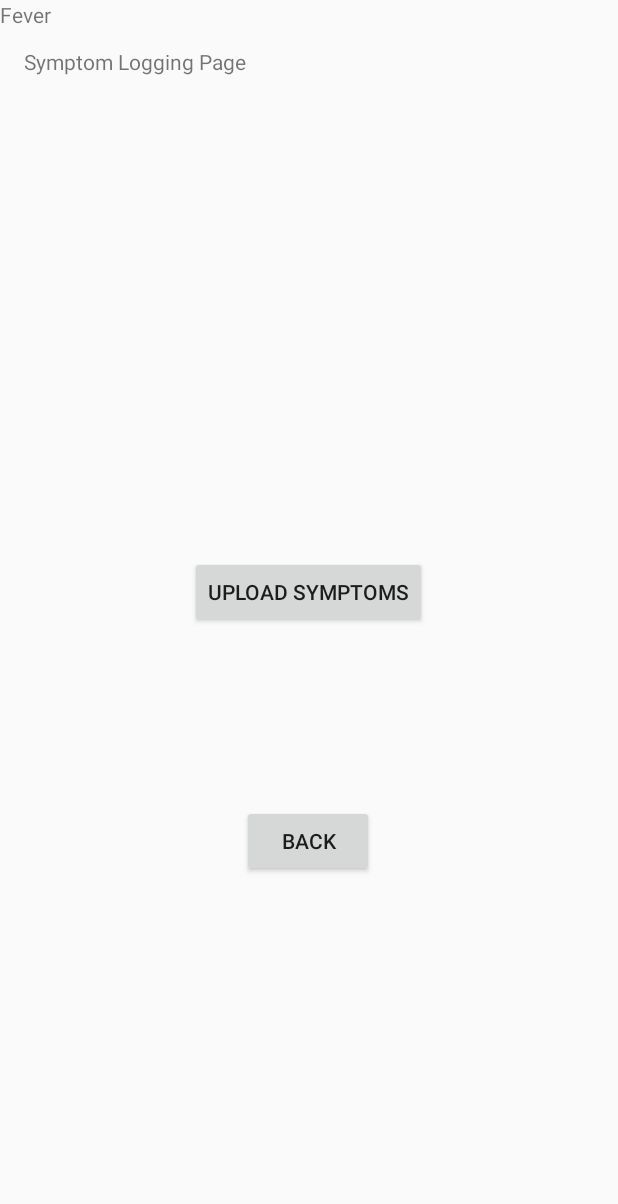
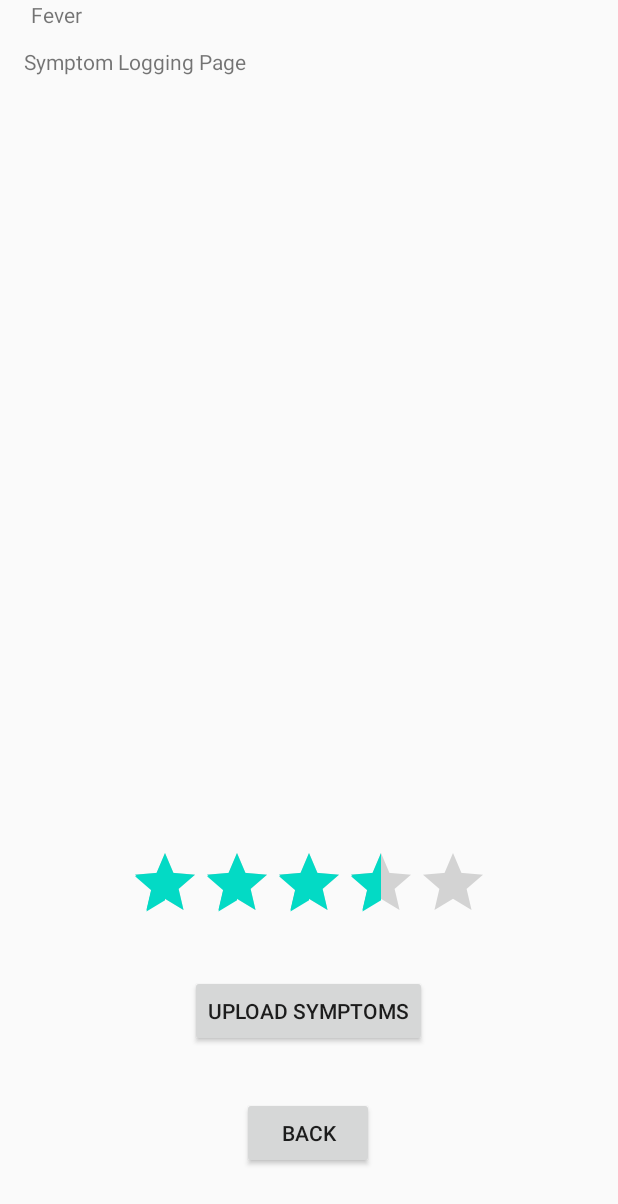
Before and after one commit to aOlmo/android-projects, an Android app: the screen it shows after launch (SymptomsActivity), after a tap on "UPLOAD SIGNS", on a phone screen of 412 x 824 dp. Shown: the top 1204 px of the screen. Run offline under Robolectric (Android 15) with nearby library versions, the phone set to English and light mode, and no system bars; libraries missing offline, so code that uses them is left out: com.arthenica.mobileffmpeg; 3 other taps on this screen came first.

Commit message:
[a1]: Work towards star rating implementation

```diff
--- a/Assignment1/app/src/main/AndroidManifest.xml
+++ b/Assignment1/app/src/main/AndroidManifest.xml
@@ -26,9 +26,11 @@
                 <category android:name="android.intent.category.LAUNCHER" />
             </intent-filter>
         </activity>
+
         <activity android:name=".SymptomsActivity">
 
         </activity>
+
     </application>
 
 </manifest>
--- a/Assignment1/app/src/main/java/com/example/assignment1/SymptomsActivity.java
+++ b/Assignment1/app/src/main/java/com/example/assignment1/SymptomsActivity.java
@@ -3,17 +3,42 @@ package com.example.assignment1;
 import android.app.Activity;
 import android.content.Intent;
 import android.os.Bundle;
+import android.view.LayoutInflater;
 import android.view.MenuItem;
 import android.view.View;
 import android.widget.Button;
 import android.widget.PopupMenu;
-import android.widget.Toast;
+import android.widget.RatingBar;
+import android.widget.TextView;
+
+import androidx.appcompat.app.AppCompatActivity;
+
+import java.util.Arrays;
 
 
 public class SymptomsActivity extends Activity implements PopupMenu.OnMenuItemClickListener {
 
     DatabaseHelper db;
+    float[] arraySymptoms = new float[symptoms.values().length];
+    String[] arraySymptomsNames = {"Nausea", "Headache", "Diarrhea", "Soar Throat", "Fever",
+            "Muscle Ache", "Loss of Smell or Taste", "Cough", "Shortness of Breath", "Feeling Tired"};
 
+
+
+    enum symptoms {
+        NAUSEA,HEADACHE,DIARRHEA,
+        SOAR_THROAT,FEVER,MUSCLE_ACHE,
+        LOSS_SMELL_TASTE,COUGH,SHORTNESS_BREATH,TIRED
+    }
+
+    private int curSymptomID;
+    private float curStarRating;
+    private boolean changed; // Flag to know if there was any user input
+
+    public SymptomsActivity(){
+        Arrays.fill(arraySymptoms, 0);
+        changed = false;
+    }
 
     protected void onCreate(Bundle savedInstanceState) {
         db = new DatabaseHelper(this);
@@ -49,11 +74,21 @@ public class SymptomsActivity extends Activity implements PopupMenu.OnMenuItemCl
 
     @Override
     public boolean onMenuItemClick(MenuItem item){
-        switch (item.getItemId()){
-            case R.id.item1:
-                Toast.makeText(this, "Item 1 clicked", Toast.LENGTH_SHORT).show();
-            default:
-                return false;
-        }
+        TextView textSymptoms = (TextView) findViewById(R.id.TextSymptom);
+        textSymptoms.setText(item.getTitle());
+        curSymptomID = Arrays.asList(arraySymptomsNames).indexOf(item.getTitle());
+        changed = true;
+        return false;
     }
+
+    public void changeCurStarRating(View view) {
+        RatingBar ratingBar = (RatingBar) findViewById(R.id.ratingBar1);
+        changed = true;
+        curStarRating = ratingBar.getRating();
+    }
+
+    public void saveSymptomsToDB(View view) {
+        return;
+    }
+
 }
--- a/Assignment1/app/src/main/res/layout/symptoms_logging_page.xml
+++ b/Assignment1/app/src/main/res/layout/symptoms_logging_page.xml
@@ -5,6 +5,18 @@
     xmlns:tools="http://schemas.android.com/tools"
     android:layout_width="match_parent"
     android:layout_height="match_parent">
+
+    <RatingBar
+        android:id="@+id/ratingBar1"
+        android:layout_width="wrap_content"
+        android:layout_height="wrap_content"
+        android:layout_marginBottom="28dp"
+        android:numStars="5"
+        android:rating="3.5"
+        android:onClick="changeCurStarRating"
+        app:layout_constraintBottom_toTopOf="@+id/buttonUploadSymptoms"
+        app:layout_constraintEnd_toEndOf="parent"
+        app:layout_constraintStart_toStartOf="parent" />
 
     <TextView
         android:id="@+id/textView"
@@ -22,22 +34,25 @@
         android:id="@+id/TextSymptom"
         android:layout_width="wrap_content"
         android:layout_height="wrap_content"
+        android:layout_marginEnd="72dp"
+        android:layout_marginRight="72dp"
         android:text="Fever"
-        tools:layout_editor_absoluteX="16dp"
-        tools:layout_editor_absoluteY="157dp" />
+        android:onClick="showPopup"
+        app:layout_constraintEnd_toStartOf="@+id/buttonUploadSymptoms"
+        tools:layout_editor_absoluteY="515dp" />
 
     <Button
         android:id="@+id/buttonUploadSymptoms"
         android:layout_width="wrap_content"
         android:layout_height="wrap_content"
+        android:onClick="saveSymptomsToDB"
         android:text="Upload Symptoms"
-        android:onClick="showPopupSymptoms"
         app:layout_constraintBottom_toBottomOf="parent"
         app:layout_constraintEnd_toEndOf="parent"
         app:layout_constraintHorizontal_bias="0.498"
         app:layout_constraintStart_toStartOf="parent"
         app:layout_constraintTop_toTopOf="parent"
-        app:layout_constraintVertical_bias="0.478" />
+        app:layout_constraintVertical_bias="0.838" />
 
     <Button
         android:id="@+id/buttonBack"
@@ -49,5 +64,5 @@
         app:layout_constraintHorizontal_bias="0.498"
         app:layout_constraintStart_toStartOf="parent"
         app:layout_constraintTop_toBottomOf="@+id/buttonUploadSymptoms"
-        app:layout_constraintVertical_bias="0.331" />
+        app:layout_constraintVertical_bias="0.428" />
 </androidx.constraintlayout.widget.ConstraintLayout>
```
Also changed, not shown: 3 other files.
